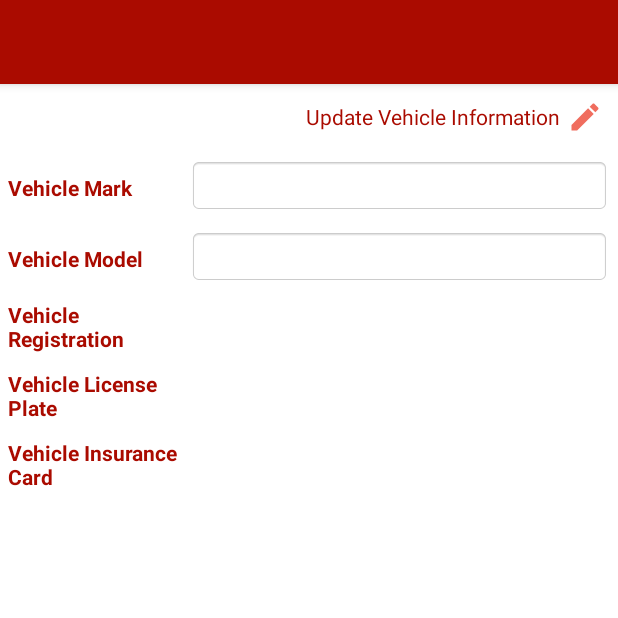
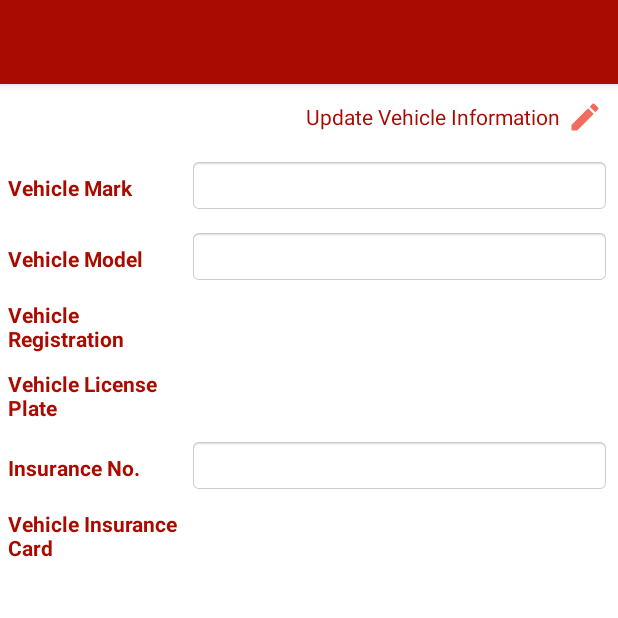
Before and after one commit to AbhiDerek/XitDriver, an Android app: the fragment ProfileFragment placed in its activity, on a phone screen of 412 x 824 dp, the top half of it. Run offline under Robolectric (Android 15) with nearby library versions, the phone set to English and light mode, and no system bars; our stand-ins replace Volley; network calls fail; pictures from the network do not load; 2 statements that could not run were skipped.

Commit message:
edition 2

```diff
--- a/app/src/main/java/com/app/xit/GetCurrentLocationService.kt
+++ b/app/src/main/java/com/app/xit/GetCurrentLocationService.kt
@@ -127,6 +127,11 @@ class GetCurrentLocationService(): Service(){
         return channelId
     }
 
+    override fun onTaskRemoved(rootIntent: Intent?) {
+        super.onTaskRemoved(rootIntent)
+
+    }
+
     fun sendNotification(channelId: String){
         val pendingIntent: PendingIntent =
             Intent(this, HomeActivity::class.java).let { notificationIntent ->
--- a/app/src/main/java/com/app/xit/MainActivity.kt
+++ b/app/src/main/java/com/app/xit/MainActivity.kt
@@ -17,7 +17,6 @@ class MainActivity : BaseActivity() {
 
     val SPLASH_CODE : Int = 1212
     val LOGIN_CODE : Int = 1215
-
 
     lateinit var handler : Handler
 
--- a/app/src/main/java/com/app/xit/home/HomeFragment.kt
+++ b/app/src/main/java/com/app/xit/home/HomeFragment.kt
@@ -59,7 +59,7 @@ class HomeFragment : Fragment(), OnMapReadyCallback {
     lateinit var btn_status_change: Button
 
     private val MY_PERMISSIONS_REQUEST_LOCATION : Int = 2109
-    var zoomLevel: Float = 14.0f
+    var zoomLevel: Float = 16.0f
     var bookingId: String? = null
     var pickLat: String? = null
     var pickLong: String? = null
@@ -212,7 +212,7 @@ class HomeFragment : Fragment(), OnMapReadyCallback {
                                     )
                             )
                                     .title("Current Location")
-                                    .icon(BitmapDescriptorFactory.fromResource(R.drawable.driver_marker))
+                                    .icon(BitmapDescriptorFactory.fromResource(R.drawable.car_marker))
                     )
 //                }
                 if (!TextUtils.isEmpty(address)) {
--- a/app/src/main/java/com/app/xit/home/ProfileFragment.kt
+++ b/app/src/main/java/com/app/xit/home/ProfileFragment.kt
@@ -49,14 +49,17 @@ class ProfileFragment : Fragment(){
     lateinit var etFullAddress: EditText
     lateinit var etPhone: EditText
     lateinit var etEmail: EditText
+    lateinit var etDrivingLicense: EditText
     lateinit var etvehicleMark: EditText
     lateinit var etVehileModel: EditText
+    lateinit var etInsuranceNos: EditText
 
     lateinit var tv_driver_profile: TextView
     lateinit var tv_vehicle_information: TextView
 
     lateinit var imgDriver: ImageView
-    lateinit var imgSocialSecurityCard: ImageView
+//    lateinit var imgSocialSecurityCard: ImageView
+    lateinit var imgDrivingLicense: ImageView
     lateinit var imgVehicleRegister: ImageView
     lateinit var imgVehicleLicensePlate: ImageView
     lateinit var imgVehicleInsuranceCard: ImageView
@@ -71,15 +74,21 @@ class ProfileFragment : Fragment(){
     lateinit var fullAddress: String
     lateinit var phone: String
     lateinit var email: String
+    lateinit var licenseNos: String
     lateinit var vehicleMark: String
     lateinit var vehicleModel: String
+    lateinit var insuranceNos: String
 
-    private val REQUEST_SOCIAL_SECURITY: Int = 42
+    private val REQUEST_PROFILE_PIC: Int = 22
+    private val REQUEST_SOCIAL_SECURITY: Int = 32
+    private val REQUEST_DRIVING_LICENSE: Int = 42
     private val REQUEST_VEHICLE_REG: Int = 52
     private val REQUEST_VEHICLE_LICENSE: Int = 62
     private val REQUEST_VEHICLE_INSURANCE: Int = 72
 
+    lateinit var driverProfileBase64: String
     lateinit var socialSecurityBase64: String
+    lateinit var drivingLicenseBase64: String
     lateinit var vehicleRegisterBase64: String
     lateinit var vehicleLicensePlateBase64: String
     lateinit var vehicleInsuranceCardBase64: String
@@ -103,17 +112,20 @@ class ProfileFragment : Fragment(){
         etFullAddress = view.findViewById(R.id.etFullAddress)
         etPhone = view.findViewById(R.id.etPhone)
         etEmail = view.findViewById(R.id.etEmail)
+        etDrivingLicense = view.findViewById(R.id.etDrivingLicense)
         etvehicleMark = view.findViewById(R.id.etvehicleMark)
         etVehileModel = view.findViewById(R.id.etVehileModel)
         tv_driver_profile = view.findViewById(R.id.tv_driver_profile)
         tv_vehicle_information = view.findViewById(R.id.tv_vehicle_information)
         imgDriver = view.findViewById(R.id.img_driver)
-        imgSocialSecurityCard = view.findViewById(R.id.imgSocialSecurityCard)
+//        imgSocialSecurityCard = view.findViewById(R.id.imgSocialSecurityCard)
+        imgDrivingLicense = view.findViewById(R.id.imgDrivingLic)
         imgVehicleRegister = view.findViewById(R.id.imgVehicleRegister)
         imgVehicleLicensePlate = view.findViewById(R.id.imgVehicleLicensePlate)
         imgVehicleInsuranceCard = view.findViewById(R.id.imgVehicleInsuranceCard)
         linearVehicle = view.findViewById(R.id.linear_Vehicle)
         linearPersonal = view.findViewById(R.id.linear_Personal)
+        etInsuranceNos = view.findViewById(R.id.etInsuranceNos)
 
         if(arguments?.getBoolean("IS_PROFILE")!!){
             linearPersonal.visibility = View.VISIBLE
@@ -172,14 +184,23 @@ class ProfileFragment : Fragment(){
         etFullAddress.isEnabled = boolean
         etPhone.isEnabled = boolean
         etEmail.isEnabled = boolean
+        etDrivingLicense.isEnabled = boolean
         etvehicleMark.isEnabled = boolean
         etVehileModel.isEnabled = boolean
+        etInsuranceNos.isEnabled = boolean
 
         if(boolean) {
-            imgSocialSecurityCard.setOnClickListener {
+          /*  imgSocialSecurityCard.setOnClickListener {
                 performFileSearch(REQUEST_SOCIAL_SECURITY)
 //                showPictureDialog(REQUEST_SOCIAL_SECURITY)
+            }*/
+            imgDriver.setOnClickListener{
+                performFileSearch(REQUEST_PROFILE_PIC)
             }
+            imgDrivingLicense.setOnClickListener{
+                showPictureDialog(REQUEST_DRIVING_LICENSE)
+            }
+
             imgVehicleRegister.setOnClickListener {
                 performFileSearch(REQUEST_VEHICLE_REG)
 //                showPictureDialog(REQUEST_VEHICLE_REG)
@@ -238,17 +259,23 @@ class ProfileFragment : Fragment(){
         etFullAddress.setText(data.street_no +" "+ data.street_name + " "+ data.city)
         etPhone.setText(data.mobile_no)
         etEmail.setText(data.email)
+        etDrivingLicense.setText(data.dl_no)
         etvehicleMark.setText(data.vehicle_make)
         etVehileModel.setText(data.vehicle_model)
+        etInsuranceNos.setText(data.vehicle_insurence_no)
 
         if(isAdded) {
             Glide.with(requireActivity())
                     .load(BuildConfig.base_image_url + data.user_photo)
                     .fitCenter().into(imgDriver)
 
+        /*    Glide.with(requireActivity())
+                    .load(BuildConfig.base_image_url + data.social_security_card)
+                    .fitCenter().into(imgSocialSecurityCard)*/
+
             Glide.with(requireActivity())
                     .load(BuildConfig.base_image_url + data.social_security_card)
-                    .fitCenter().into(imgSocialSecurityCard)
+                    .fitCenter().into(imgDrivingLicense)
 
             Glide.with(requireActivity())
                     .load(BuildConfig.base_image_url + data.vehicle_registration_img)
@@ -322,8 +349,16 @@ class ProfileFragment : Fragment(){
 //        val base64image = AppUtill.bitmapToBase64(bitmap)
         when(requestField){
             REQUEST_SOCIAL_SECURITY -> {
-                socialSecurityBase64 = base64image
-                imgSocialSecurityCard.setImageBitmap(bitmap)
+               /* socialSecurityBase64 = base64image
+                imgSocialSecurityCard.setImageBitmap(bitmap)*/
+            }
+            REQUEST_PROFILE_PIC -> {
+                driverProfileBase64 = base64image
+                imgDriver.setImageBitmap(bitmap)
+            }
+            REQUEST_DRIVING_LICENSE -> {
+                drivingLicenseBase64 = base64image
+                imgDrivingLicense.setImageBitmap(bitmap)
             }
             REQUEST_VEHICLE_REG -> {
                 vehicleRegisterBase64 = base64image
@@ -345,8 +380,13 @@ class ProfileFragment : Fragment(){
     fun getBitmapFromUri(uri: Uri): Bitmap {
         val parcelFileDescriptor: ParcelFileDescriptor? = requireContext().contentResolver.openFileDescriptor(uri, "r")
         val fileDescriptor: FileDescriptor = parcelFileDescriptor!!.fileDescriptor
-        val image: Bitmap = BitmapFactory.decodeFileDescriptor(fileDescriptor)
+        var image: Bitmap = BitmapFactory.decodeFileDescriptor(fileDescriptor)
         parcelFileDescriptor.close()
+
+        var width = image.width / 2
+        var height = image.height / 2
+        image = Bitmap.createScaledBitmap(image, width, height, true)
+
         return image
     }
 
@@ -379,9 +419,12 @@ class ProfileFragment : Fragment(){
         fullName = etFullName.text.toString()
         fullAddress = etFullAddress.text.toString()
         email = etEmail.text.toString()
+        licenseNos = etDrivingLicense.text.toString()
         phone = etPhone.text.toString()
         vehicleMark = etvehicleMark.text.toString()
         vehicleModel = etVehileModel.text.toString()
+        insuranceNos = etInsuranceNos.text.toString()
+
 
 
     }
--- a/app/src/main/java/com/app/xit/userprofile/DriverModel.kt
+++ b/app/src/main/java/com/app/xit/userprofile/DriverModel.kt
@@ -22,6 +22,7 @@ data class DriverModel(val driver_id: String?,
                        val vehicle_registration_img: String?,
                        val vehicle_license_img: String?,
                        val vehicle_insurence_img: String?,
+                       val vehicle_insurence_no: String?,
                        val business_id: Any?,
                        val driver_type: String?,
                        val access_token: String?,
@@ -32,6 +33,7 @@ data class DriverModel(val driver_id: String?,
                        val bank_name: String?,
                        val ac_no: String?,
                        val routing_no: String?)
+
 
 /*
 data class DriverModel(val driver_id: String?,
--- a/app/src/main/java/com/app/xit/utill/HitApi.kt
+++ b/app/src/main/java/com/app/xit/utill/HitApi.kt
@@ -71,6 +71,7 @@ object HitApi {
             Log.i("HitApi", "URL : ${url.trim()}")
             Log.i("HitApi", "Param : ${postData.toString()  }")
         }
+
         val jsonObjectRequest = JsonObjectRequest(Request.Method.POST, url, postData,
             Response.Listener { response ->postData
                 if(BuildConfig.DEBUG) {
--- a/app/src/main/res/layout/activity_login.xml
+++ b/app/src/main/res/layout/activity_login.xml
@@ -38,9 +38,10 @@
                 android:id="@+id/textInputLayoutEmail"
                 android:hint="Email"
                 android:lines="1"
+                android:padding="@dimen/padding_10dp"
                 android:textColorHint="@color/black"
                 android:textColor="@color/black"
-                android:background="@android:drawable/edit_text"/>
+                android:background="@android:drawable/editbox_background_normal"/>
 
 
         <EditText
@@ -49,10 +50,11 @@
                 android:id="@+id/textInputLayoutPassword"
                 android:hint="Password"
                 android:lines="1"
+                android:padding="@dimen/padding_10dp"
                 android:inputType="textPassword"
                 android:textColorHint="@color/black"
                 android:textColor="@color/black"
-                android:background="@android:drawable/edit_text"/>
+                android:background="@android:drawable/editbox_background_normal"/>
 
 
         <RelativeLayout
--- a/app/src/main/res/layout/activity_profile.xml
+++ b/app/src/main/res/layout/activity_profile.xml
@@ -32,8 +32,8 @@
 
             <ImageView
                 android:id="@+id/img_driver"
-                android:layout_width="match_parent"
-                android:layout_height="wrap_content"
+                android:layout_width="150dp"
+                android:layout_height="150dp"
                 android:layout_margin="@dimen/padding_25dp"
                 android:layout_gravity="center_horizontal"
                 android:scaleType="center"
@@ -127,6 +127,27 @@
                                   android:background="@android:drawable/editbox_background_normal"
                                   android:id="@+id/etEmail"/>
 
+                    </LinearLayout>
+
+                    <LinearLayout android:layout_width="match_parent"
+                        android:layout_height="wrap_content"
+                        android:orientation="horizontal"
+                        android:layout_margin="@dimen/padding_5dp"
+                        android:weightSum="1">
+
+                        <TextView android:layout_width="match_parent"
+                            android:layout_height="wrap_content"
+                            android:text="Driving License no."
+                            android:textColor="@color/colorPrimary"
+                            android:textStyle="bold"
+                            android:layout_weight="0.7"/>
+
+                        <EditText android:layout_width="match_parent"
+                            android:layout_height="wrap_content"
+                            android:layout_weight="0.3"
+                            android:textColor="@color/text_color"
+                            android:background="@android:drawable/editbox_background_normal"
+                            android:id="@+id/etDrivingLicense"/>
 
                     </LinearLayout>
 
@@ -152,7 +173,8 @@
 
                     </LinearLayout>
 
-                    <LinearLayout android:layout_width="match_parent"
+
+                  <!--  <LinearLayout android:layout_width="match_parent"
                                   android:layout_height="wrap_content"
                                   android:orientation="horizontal"
                                   android:layout_margin="@dimen/padding_5dp"
@@ -172,7 +194,7 @@
                                 android:scaleType="center"
                                 android:id="@+id/imgSocialSecurityCard"/>
 
-                    </LinearLayout>
+                    </LinearLayout>-->
 
         </LinearLayout>
 
@@ -282,6 +304,29 @@
 
                 </LinearLayout>
 
+            <LinearLayout android:layout_width="match_parent"
+                android:layout_height="wrap_content"
+                android:orientation="horizontal"
+                android:layout_margin="@dimen/padding_5dp"
+                android:weightSum="1">
+
+                <TextView android:layout_width="match_parent"
+                    android:layout_height="wrap_content"
+                    android:text="Insurance No."
+                    android:textColor="@color/colorPrimary"
+                    android:textStyle="bold"
+                    android:layout_weight="0.7"/>
+
+                <EditText android:layout_width="match_parent"
+                    android:layout_height="wrap_content"
+                    android:layout_weight="0.3"
+                    android:textColor="@color/text_color"
+                    android:background="@android:drawable/editbox_background_normal"
+                    android:id="@+id/etInsuranceNos"/>
+
+
+            </LinearLayout>
+
                 <LinearLayout android:layout_width="match_parent"
                               android:layout_height="wrap_content"
                               android:orientation="horizontal"
--- /dev/null
+++ b/app/src/main/res/layout/forgot_screen.xml
@@ -0,0 +1,6 @@
+<?xml version="1.0" encoding="utf-8"?>
+<LinearLayout xmlns:android="http://schemas.android.com/apk/res/android"
+    android:orientation="vertical" android:layout_width="match_parent"
+    android:layout_height="match_parent">
+
+</LinearLayout>
```
Also changed, not shown: app/src/main/java/com/app/xit/loginsignup/LoginActivity.kt (+24 -6 lines), app/src/main/java/com/app/xit/loginsignup/SignupActivity.kt (+14 -7 lines), app/src/main/res/layout/activity_signup.xml (+18 -19 lines), app/src/main/res/drawable/car_marker.png (added).
